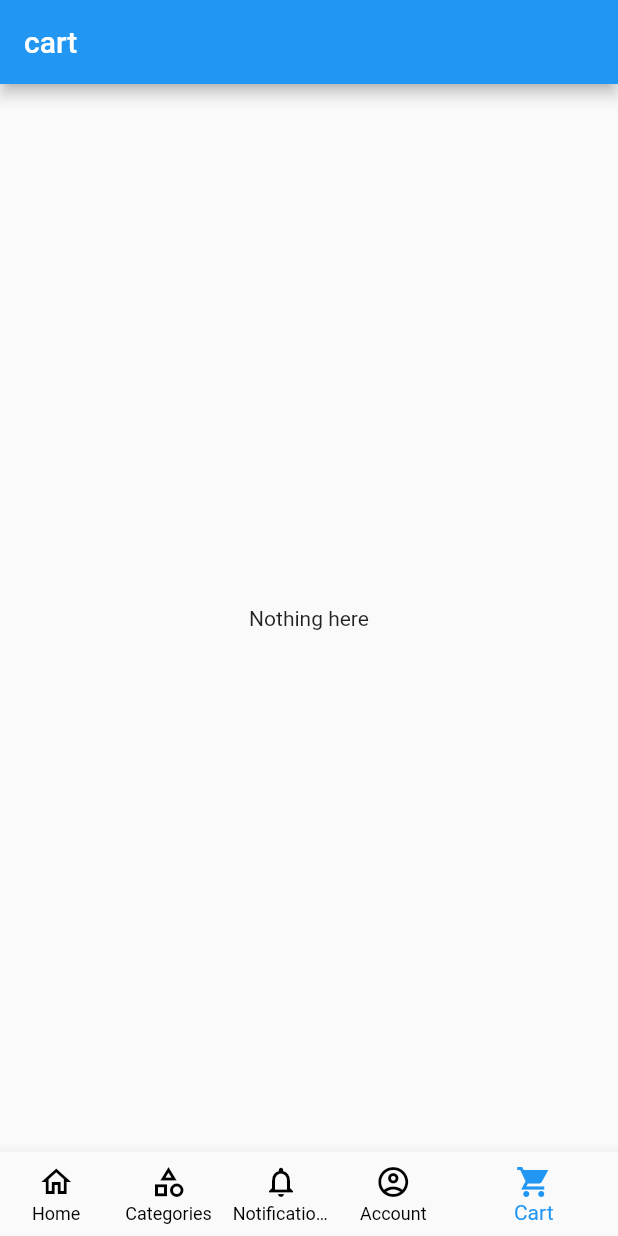
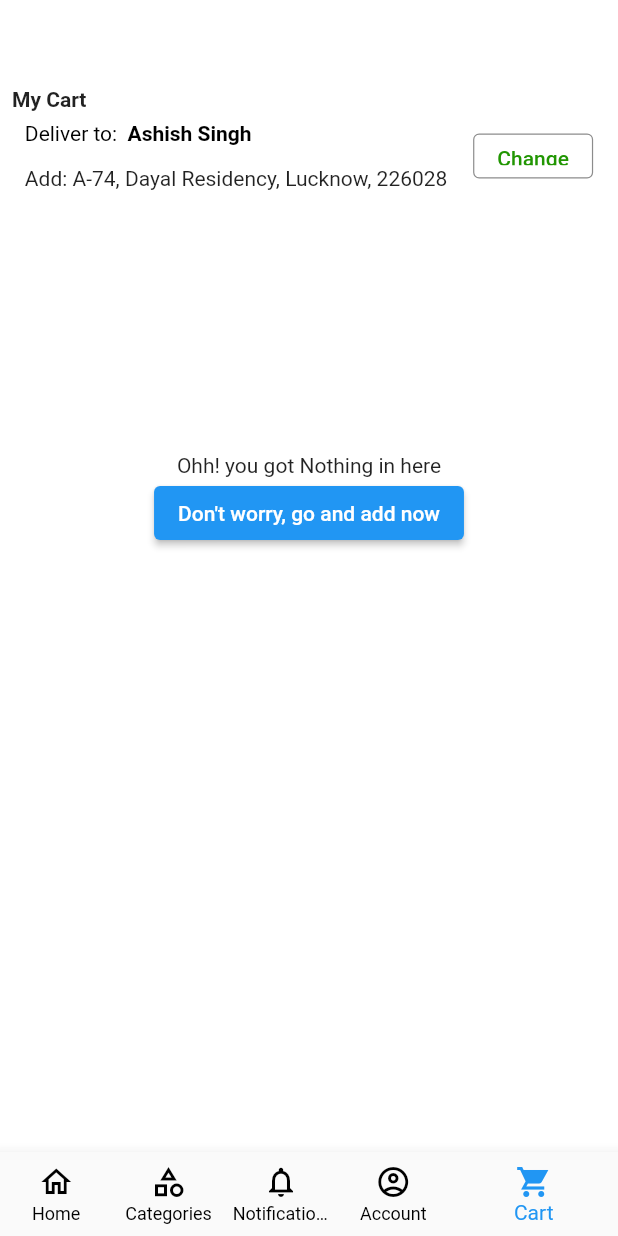
Before and after one commit to ashish622/flipkart_app_clone, a Flutter app: the screen it shows after launch, swiped to page 5, on a phone screen of 412 x 824 dp. Run offline on Flutter 3.47's test engine with Material 2 defaults, Android fonts, the phone set to English and light mode, and no system bars.

Commit message:
'Cart Screen started'

```diff
--- a/lib/screens/shoping-cart_screen.dart
+++ b/lib/screens/shoping-cart_screen.dart
@@ -1,3 +1,4 @@
+import 'package:flipkart_home/main.dart';
 import 'package:flutter/material.dart';
 
 class ShoppingCartScreen extends StatelessWidget {
@@ -6,12 +7,90 @@ class ShoppingCartScreen extends StatelessWidget {
   @override
   Widget build(BuildContext context) {
     return Scaffold(
-      appBar: AppBar(
-        title: Text('cart'),
-      ),
-      body: Center(
-        child: Text('Nothing here'),
-      ),
+      backgroundColor: Colors.white,
+      body: Container(
+        color: Colors.white,
+        width: MediaQuery.of(context).size.width,
+        height: MediaQuery.of(context).size.height,
+        child: SingleChildScrollView(
+          child: Padding(
+            padding: const EdgeInsets.all(8.0),
+            child: Column(
+              crossAxisAlignment: CrossAxisAlignment.start,
+              mainAxisAlignment: MainAxisAlignment.center,
+              children: [
+                const SizedBox(
+                  height: 50,
+                ),
+                const Text('My Cart',style: TextStyle(fontWeight: FontWeight.bold),),
+                SizedBox(
+                  height: 60,
+                  child: Row(
+                    mainAxisAlignment: MainAxisAlignment.spaceAround,
+                    children: [
+                      Column(
+                        crossAxisAlignment: CrossAxisAlignment.start,
+                        mainAxisAlignment: MainAxisAlignment.spaceAround,
+                        children: [
+                          RichText(
+                            text: const TextSpan(
+                              text: 'Deliver to:  ',
+                              style: TextStyle(
+                                color: Colors.black
+                              ),
+                              children: [
+                                TextSpan(
+                                  text: 'Ashish Singh',
+                                  style:
+                                    TextStyle(fontWeight: FontWeight.bold,color: Colors.black)
+                                )
+                              ]
+                            ),
+                          ),
+                          const Text('Add: A-74, Dayal Residency, Lucknow, 226028')
+                        ],
+                      ),
+                      Container(
+                        width: 80,
+                        height: 30,
+                        decoration: BoxDecoration(
+                          border: Border.all(width: 0.8, color: Colors.black45),
+                          borderRadius: BorderRadius.circular(4)
+                        ),
+                        child: TextButton(
+                          onPressed: (){},
+                          child: Text('Change',style: TextStyle(color: Colors.blue.withBlue(2)),),
+                        ),
+                      ),
+                    ],
+                  ),
+                ),
+                Container(
+                  width: double.infinity,
+                  height: 400,
+                  padding: const EdgeInsets.all(8),
+                  child: Column(
+                    mainAxisAlignment: MainAxisAlignment.center,
+                    children: [
+                      const Text('Ohh! you got Nothing in here'),
+                      ElevatedButton(
+                        onPressed: (){
+                          Navigator.push(context,
+                            MaterialPageRoute(
+                              builder: (BuildContext context) => const MyApp(),
+                            ),
+                          );
+                        },
+                        child: const Text('Don\'t worry, go and add now'),
+                      )
+                    ],
+                  ),
+                )
+              ],
+            ),
+          ),
+        ),
+      )
     );
   }
 }
```
